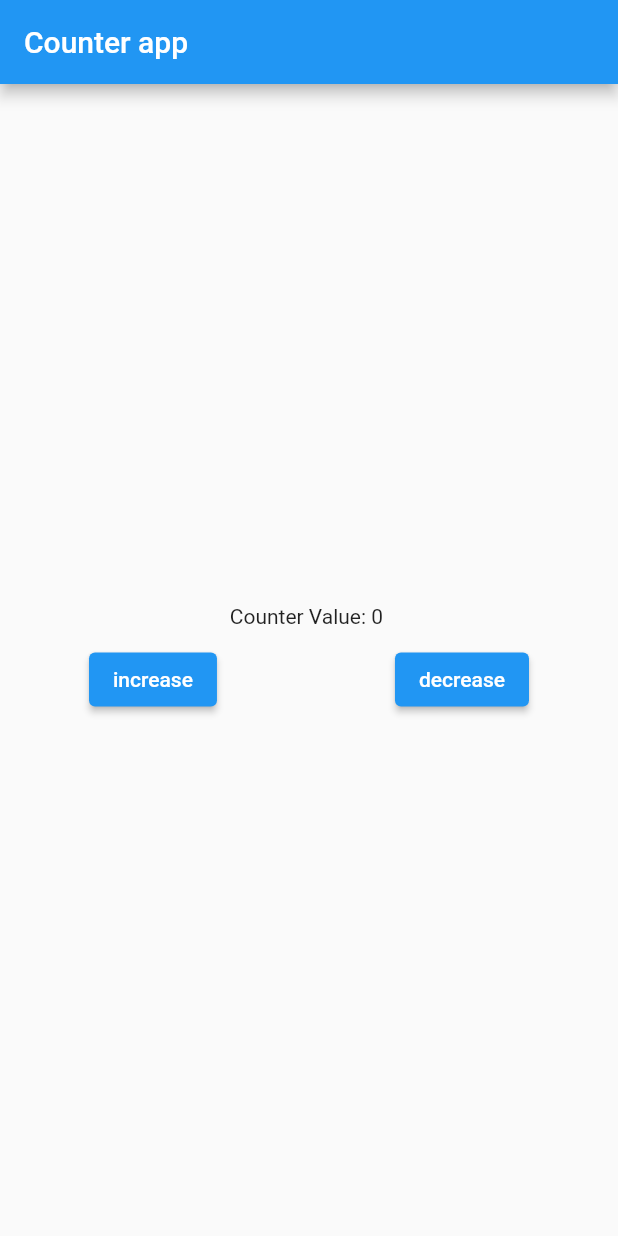
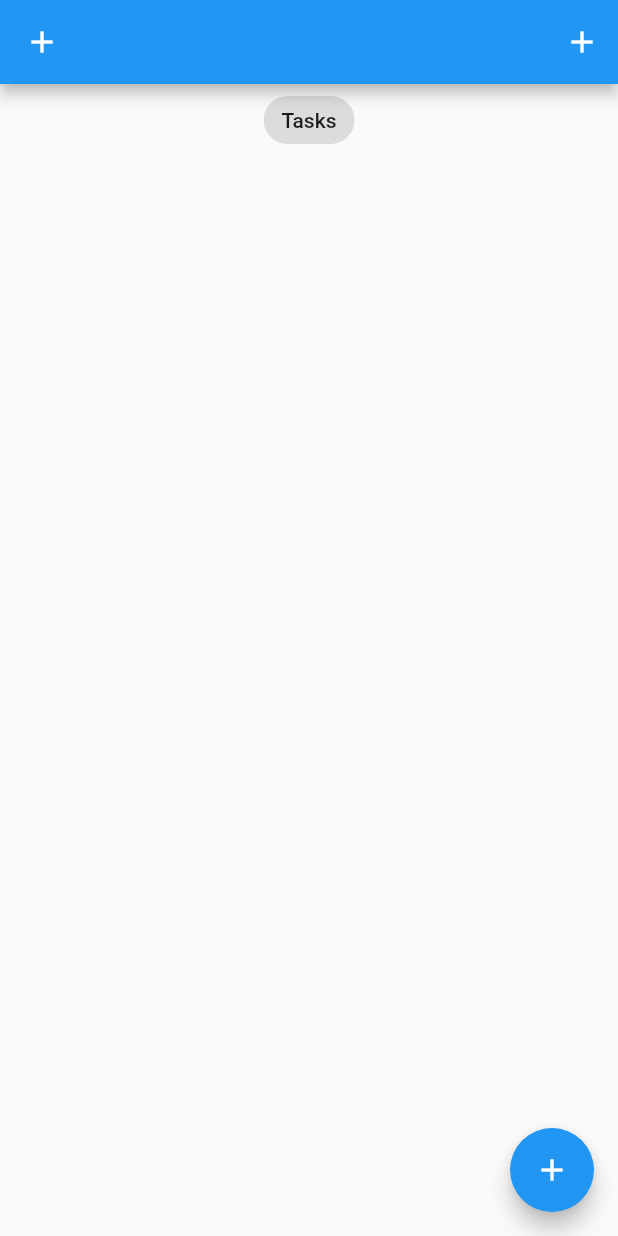
Before and after one commit to phongtran11/Learn-flutter, a Flutter app: the screen it shows after launch, on a phone screen of 412 x 824 dp. Run offline on Flutter 3.47's test engine with Material 2 defaults, Android fonts, the phone set to English and light mode, and no system bars; our stand-ins replace bloc, equatable, flutter_bloc, hydrated_bloc.

```diff
--- a/lib/bloc/counter/counter_bloc.dart
+++ /dev/null
@@ -1,29 +0,0 @@
-import 'dart:convert';
-
-import '../bloc_import.dart';
-import 'package:equatable/equatable.dart';
-
-part 'counter_event.dart';
-part 'counter_state.dart';
-
-class CounterBloc extends HydratedBloc<CounterEvent, CounterState> {
-  CounterBloc() : super(const CounterInitial()) {
-    on<CounterIncrementEvent>((event, emit) {
-      emit(IncrementState(state.counterValue + 1));
-    });
-
-    on<CounterDecrementEvent>((event, emit) {
-      emit(DecrementState(state.counterValue - 1));
-    });
-  }
-
-  @override
-  CounterState? fromJson(Map<String, dynamic> json) {
-    return CounterState.fromMap(json);
-  }
-
-  @override
-  Map<String, dynamic>? toJson(CounterState state) {
-    return state.toMap();
-  }
-}
--- a/lib/bloc/counter/counter_event.dart
+++ /dev/null
@@ -1,7 +0,0 @@
-part of 'counter_bloc.dart';
-
-abstract class CounterEvent {}
-
-class CounterIncrementEvent extends CounterEvent {}
-
-class CounterDecrementEvent extends CounterEvent {}
--- a/lib/bloc/counter/counter_state.dart
+++ /dev/null
@@ -1,35 +0,0 @@
-part of 'counter_bloc.dart';
-
-class CounterState extends Equatable {
-  final int counterValue;
-
-  const CounterState({required this.counterValue});
-
-  @override
-  List<Object> get props => [counterValue];
-
-  Map<String, dynamic> toMap() {
-    return {
-      'counterValue': counterValue,
-    };
-  }
-
-  factory CounterState.fromMap(Map<String, dynamic> map) {
-    return CounterState(
-      counterValue: map['counterValue']?.toInt() ?? 0,
-    );
-  }
-}
-
-class CounterInitial extends CounterState {
-  const CounterInitial() : super(counterValue: 0);
-}
-
-class IncrementState extends CounterState {
-  const IncrementState(int increaseValue) : super(counterValue: increaseValue);
-}
-
-class DecrementState extends CounterState {
-  const DecrementState(int decrementValue)
-      : super(counterValue: decrementValue);
-}
--- /dev/null
+++ b/lib/blocs/bloc/tasks_bloc.dart
@@ -0,0 +1,56 @@
+import 'package:bloc/bloc.dart';
+import 'package:equatable/equatable.dart';
+import 'package:flutter_app/blocs/bloc_export.dart';
+import 'package:flutter_app/models/task.dart';
+
+part 'tasks_event.dart';
+part 'tasks_state.dart';
+
+class TasksBloc extends HydratedBloc<TasksEvent, TasksState> {
+  TasksBloc() : super(const TasksState()) {
+    on<AddTask>(_onAddTask);
+    on<UpdateTask>(_onUpdateTask);
+    on<DeleteTask>(_onDeleteTask);
+  }
+
+  void _onAddTask(AddTask event, Emitter<TasksState> emit) {
+    final state = this.state;
+    emit(
+      TasksState(
+        allTasks: List.from(state.allTasks)..add(event.task),
+      ),
+    );
+  }
+
+  void _onUpdateTask(UpdateTask event, Emitter<TasksState> emit) {
+    final state = this.state;
+    final task = event.task;
+    final int index = state.allTasks.indexOf(task);
+
+    List<Task> allTasks = List.from(state.allTasks)..remove(task);
+    task.isDone == false
+        ? allTasks.insert(index, task.copyWith(isDone: true))
+        : allTasks.insert(index, task.copyWith(isDone: false));
+
+    emit(TasksState(allTasks: allTasks));
+  }
+
+  void _onDeleteTask(DeleteTask event, Emitter<TasksState> emit) {
+    final state = this.state;
+    emit(
+      TasksState(
+        allTasks: List.from(state.allTasks)..remove(event.task),
+      ),
+    );
+  }
+
+  @override
+  TasksState? fromJson(Map<String, dynamic> json) {
+    return TasksState.fromMap(json);
+  }
+
+  @override
+  Map<String, dynamic>? toJson(TasksState state) {
+    return state.toMap();
+  }
+}
--- /dev/null
+++ b/lib/blocs/bloc/tasks_event.dart
@@ -0,0 +1,41 @@
+part of 'tasks_bloc.dart';
+
+abstract class TasksEvent extends Equatable {
+  const TasksEvent();
+
+  @override
+  List<Object> get props => [];
+}
+
+class AddTask extends TasksEvent {
+  final Task task;
+
+  const AddTask({
+    required this.task,
+  });
+
+  @override
+  List<Object> get props => [task];
+}
+
+class UpdateTask extends TasksEvent {
+  final Task task;
+
+  const UpdateTask({
+    required this.task,
+  });
+
+  @override
+  List<Object> get props => [task];
+}
+
+class DeleteTask extends TasksEvent {
+  final Task task;
+
+  const DeleteTask({
+    required this.task,
+  });
+
+  @override
+  List<Object> get props => [task];
+}
--- /dev/null
+++ b/lib/blocs/bloc/tasks_state.dart
@@ -0,0 +1,28 @@
+part of 'tasks_bloc.dart';
+
+class TasksState extends Equatable {
+  final List<Task> allTasks;
+
+  const TasksState({this.allTasks = const <Task>[]});
+
+  @override
+  List<Object> get props => [allTasks];
+
+  Map<String, dynamic> toMap() {
+    return <String, dynamic>{
+      'allTasks': allTasks.map((x) => x.toMap()).toList(),
+    };
+  }
+
+  factory TasksState.fromMap(Map<String, dynamic> map) {
+    return TasksState(
+      allTasks: List<Task>.from(
+        (map['allTasks'] as List<int>).map<Task>(
+          (x) => Task.fromMap(x as Map<String, dynamic>),
+        ),
+      ),
+    );
+  }
+}
+
+class TasksInitial extends TasksState {}
--- a/lib/bloc/bloc_import.dart
+++ b/lib/blocs/bloc_export.dart
@@ -1,4 +1,3 @@
+export 'bloc/tasks_bloc.dart';
 export 'package:flutter_bloc/flutter_bloc.dart';
-export './counter/counter_bloc.dart';
 export 'package:hydrated_bloc/hydrated_bloc.dart';
-export 'package:flutter_app/bloc/my_bloc_observer.dart';
--- a/lib/main.dart
+++ b/lib/main.dart
@@ -1,6 +1,6 @@
 import 'package:flutter/material.dart';
-import 'package:flutter_app/bloc/bloc_import.dart';
-import 'package:flutter_app/screens/home_screen.dart';
+import 'package:flutter_app/blocs/bloc_export.dart';
+import 'package:flutter_app/screens/task_screen.dart';
 import 'package:path_provider/path_provider.dart';
 
 void main() async {
@@ -10,9 +10,10 @@ void main() async {
       storageDirectory: await getApplicationDocumentsDirectory());
 
   HydratedBlocOverrides.runZoned(
-    () => runApp(MyApp()),
+    () => runApp(
+      const MyApp(),
+    ),
     storage: storage,
-    blocObserver: MyBlocObserver(),
   );
 }
 
@@ -22,12 +23,13 @@ class MyApp extends StatelessWidget {
   @override
   Widget build(BuildContext context) {
     return BlocProvider(
-      create: (context) => CounterBloc(),
+      create: (context) => TasksBloc(),
       child: MaterialApp(
-        home: Scaffold(
-          appBar: AppBar(title: const Text('Counter app')),
-          body: const HomeScreen(),
+        title: 'Flutter Todo App',
+        theme: ThemeData(
+          primarySwatch: Colors.blue,
         ),
+        home: const TasksScreen(),
       ),
     );
   }
--- /dev/null
+++ b/lib/models/task.dart
@@ -0,0 +1,53 @@
+import 'package:equatable/equatable.dart';
+
+// ignore: must_be_immutable
+class Task extends Equatable {
+  final String title;
+  final int id;
+  bool? isDone;
+  bool? isDeleted;
+
+  Task({
+    required this.title,
+    required this.id,
+    this.isDone,
+    this.isDeleted,
+  }) {
+    isDone = isDone ?? false;
+    isDeleted = isDeleted ?? false;
+  }
+
+  Task copyWith({
+    String? title,
+    int? id,
+    bool? isDone,
+    bool? isDeleted,
+  }) {
+    return Task(
+      title: title ?? this.title,
+      id: id ?? this.id,
+      isDone: isDone ?? this.isDone,
+      isDeleted: isDeleted ?? this.isDeleted,
+    );
+  }
+
+  Map<String, dynamic> toMap() {
+    return <String, dynamic>{
+      'title': title,
+      'isDone': isDone,
+      'isDeleted': isDeleted,
+    };
+  }
+
+  factory Task.fromMap(Map<String, dynamic> map) {
+    return Task(
+      title: map['title'] ?? '',
+      id: map['id'] ?? '',
+      isDone: map['isDone'],
+      isDeleted: map['isDeleted'],
+    );
+  }
+
+  @override
+  List<Object> get props => [title, id, isDone!, isDeleted!];
+}
--- a/lib/screens/home_screen.dart
+++ /dev/null
@@ -1,53 +0,0 @@
-import 'package:flutter/material.dart';
-import 'package:flutter_app/bloc/bloc_import.dart';
-
-class HomeScreen extends StatelessWidget {
-  const HomeScreen({Key? key}) : super(key: key);
-
-  @override
-  Widget build(BuildContext context) {
-    return Center(
-      child: Column(
-        mainAxisAlignment: MainAxisAlignment.center,
-        children: [
-          BlocConsumer<CounterBloc, CounterState>(
-            listener: (context, state) {
-              if (state is IncrementState) {
-                ScaffoldMessenger.of(context).showSnackBar(
-                  const SnackBar(
-                      content: Text('I Success'),
-                      duration: Duration(milliseconds: 300)),
-                );
-              } else if (state is DecrementState) {
-                ScaffoldMessenger.of(context).showSnackBar(
-                  const SnackBar(
-                      content: Text('D Success'),
-                      duration: Duration(milliseconds: 300)),
-                );
-              }
-            },
-            builder: (context, state) {
-              return Text('Counter Value: ${state.counterValue} ');
-            },
-          ),
-          const SizedBox(height: 10),
-          Row(
-            mainAxisAlignment: MainAxisAlignment.spaceAround,
-            children: [
-              ElevatedButton(
-                  onPressed: () {
-                    context.read<CounterBloc>().add(CounterIncrementEvent());
-                  },
-                  child: const Text('increase')),
-              ElevatedButton(
-                  onPressed: () {
-                    context.read<CounterBloc>().add(CounterDecrementEvent());
-                  },
-                  child: const Text('decrease')),
-            ],
-          ),
-        ],
-      ),
-    );
-  }
-}
--- /dev/null
+++ b/lib/screens/task_screen.dart
@@ -0,0 +1,54 @@
+import 'package:flutter/material.dart';
+import 'package:flutter_app/blocs/bloc_export.dart';
+import 'package:flutter_app/models/task.dart';
+import 'package:flutter_app/screens/add_task_screen.dart';
+import 'package:flutter_app/widgets/task_list.dart';
+
+class TasksScreen extends StatefulWidget {
+  const TasksScreen({Key? key}) : super(key: key);
+
+  @override
+  State<TasksScreen> createState() => _TasksScreenState();
+}
+
+class _TasksScreenState extends State<TasksScreen> {
+  void _addTask(BuildContext context) {
+    showModalBottomSheet(
+      context: context,
+      builder: (context) => AddTaskWidget(),
+    );
+  }
+
+  @override
+  Widget build(BuildContext context) {
+    return Scaffold(
+      appBar: AppBar(title: const Icon(Icons.add), actions: [
+        IconButton(
+          onPressed: () => _addTask(context),
+          icon: const Icon(Icons.add),
+        )
+      ]),
+      body: Column(
+        crossAxisAlignment: CrossAxisAlignment.center,
+        children: [
+          const Center(
+            child: Chip(
+              label: Text('Tasks'),
+            ),
+          ),
+          BlocBuilder<TasksBloc, TasksState>(
+            builder: (context, state) {
+              List<Task> tasksList = state.allTasks;
+              return TaskList(taskList: tasksList);
+            },
+          ),
+        ],
+      ),
+      floatingActionButton: FloatingActionButton(
+        onPressed: () => _addTask(context),
+        tooltip: 'Add Task',
+        child: const Icon(Icons.add),
+      ),
+    );
+  }
+}
--- /dev/null
+++ b/lib/widgets/task_list.dart
@@ -0,0 +1,35 @@
+import 'package:flutter/material.dart';
+import 'package:flutter_app/blocs/bloc_export.dart';
+import 'package:flutter_app/models/task.dart';
+
+class TaskList extends StatelessWidget {
+  const TaskList({
+    Key? key,
+    required this.taskList,
+  }) : super(key: key);
+
+  final List<Task> taskList;
+
+  @override
+  Widget build(BuildContext context) {
+    return Expanded(
+      child: ListView.builder(
+          itemCount: taskList.length,
+          itemBuilder: (context, index) {
+            var task = taskList[index];
+
+            return ListTile(
+              trailing: Checkbox(
+                  value: task.isDone,
+                  onChanged: (value) {
+                    context.read<TasksBloc>().add(UpdateTask(task: task));
+                  }),
+              title: Text(task.title),
+              onLongPress: () => context.read<TasksBloc>().add(
+                    DeleteTask(task: task),
+                  ),
+            );
+          }),
+    );
+  }
+}
```
Also changed, not shown: lib/bloc/my_bloc_observer.dart (deleted, +0 -27 lines), lib/screens/add_task_screen.dart (added, +59 -0 lines), pubspec.lock, 1 other file.
